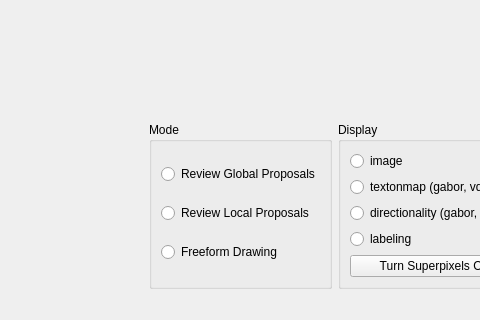
Qt form visualization/BrainLabelingGui_v10.ui (mistycheney/MouseBrainAtlas) before a commit; both pictures show x 291 to 771 and y 429 to 749 of the 965 by 749 pixel window.
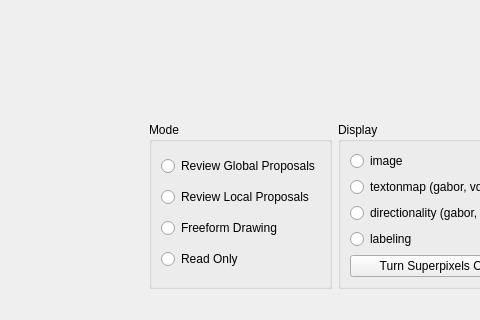
The same form after that commit. Custom widgets are drawn as their Qt base class.

```diff
--- a/visualization/BrainLabelingGui_v10.ui
+++ b/visualization/BrainLabelingGui_v10.ui
@@ -88,6 +88,13 @@
            </property>
           </widget>
          </item>
+         <item>
+          <widget class="QRadioButton" name="radioButton_readonly">
+           <property name="text">
+            <string>Read Only</string>
+           </property>
+          </widget>
+         </item>
         </layout>
        </widget>
       </item>
```
